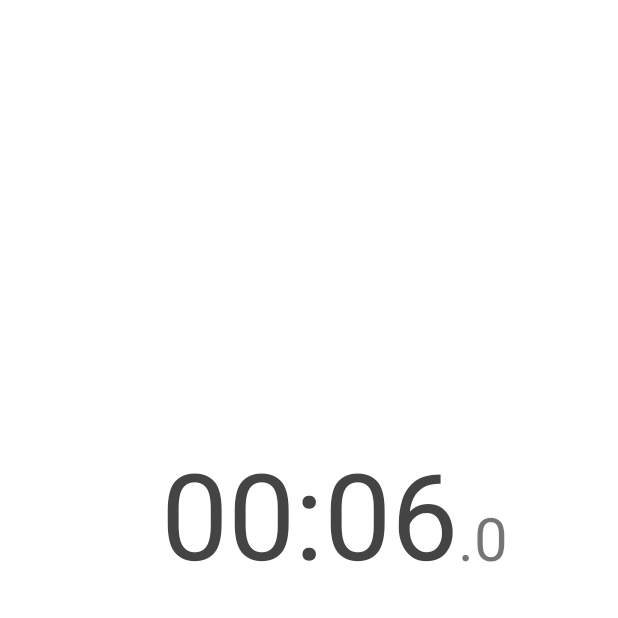
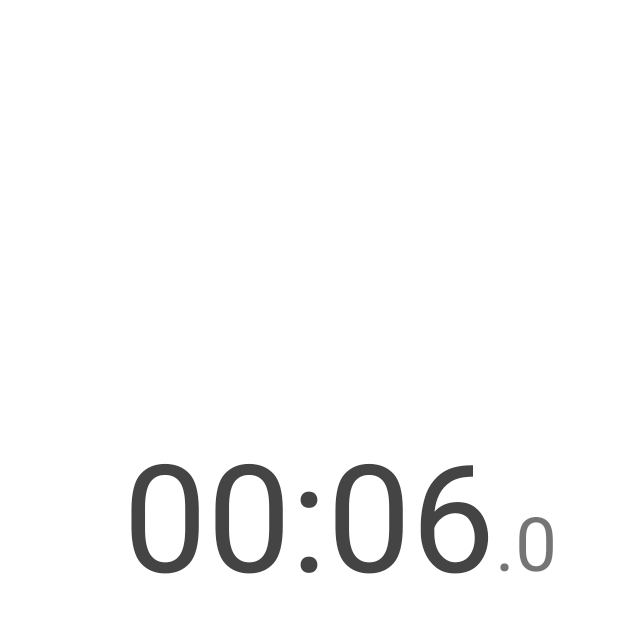
Before and after one commit to ikd9684/AndroidStudy.SimpleCountDownTimer, an Android app: the screen it shows after launch (MainActivity), on a phone screen of 412 x 824 dp, the top half of it. Run offline under Robolectric (Android 15) with nearby library versions, the phone set to English and light mode, and no system bars; our stand-ins replace data binding; pictures from the network do not load.

Commit message:
文字をおおきく

```diff
--- a/app/src/main/res/layout/activity_main.xml
+++ b/app/src/main/res/layout/activity_main.xml
@@ -17,10 +17,10 @@
             android:layout_width="wrap_content"
             android:layout_height="wrap_content"
             android:autoSizeTextType="uniform"
+            android:background="?attr/selectableItemBackground"
             android:textAlignment="center"
             android:textColor="@color/text_color_normal"
-            android:background="?attr/selectableItemBackground"
-            android:textSize="80sp"
+            android:textSize="100sp"
             app:layout_constraintBottom_toTopOf="@+id/buttonStartStop"
             app:layout_constraintEnd_toEndOf="parent"
             app:layout_constraintStart_toStartOf="parent"
@@ -31,11 +31,11 @@
             android:id="@+id/textViewMilliSec"
             android:layout_width="wrap_content"
             android:layout_height="wrap_content"
-            android:layout_marginBottom="10dp"
-            android:textSize="40sp"
+            android:layout_marginBottom="14dp"
+            android:textSize="50sp"
             app:layout_constraintBottom_toBottomOf="@+id/textViewTime"
             app:layout_constraintStart_toEndOf="@+id/textViewTime"
-            tools:text=".000" />
+            tools:text=".0" />
 
         <ImageButton
             android:id="@+id/buttonStartStop"
```
